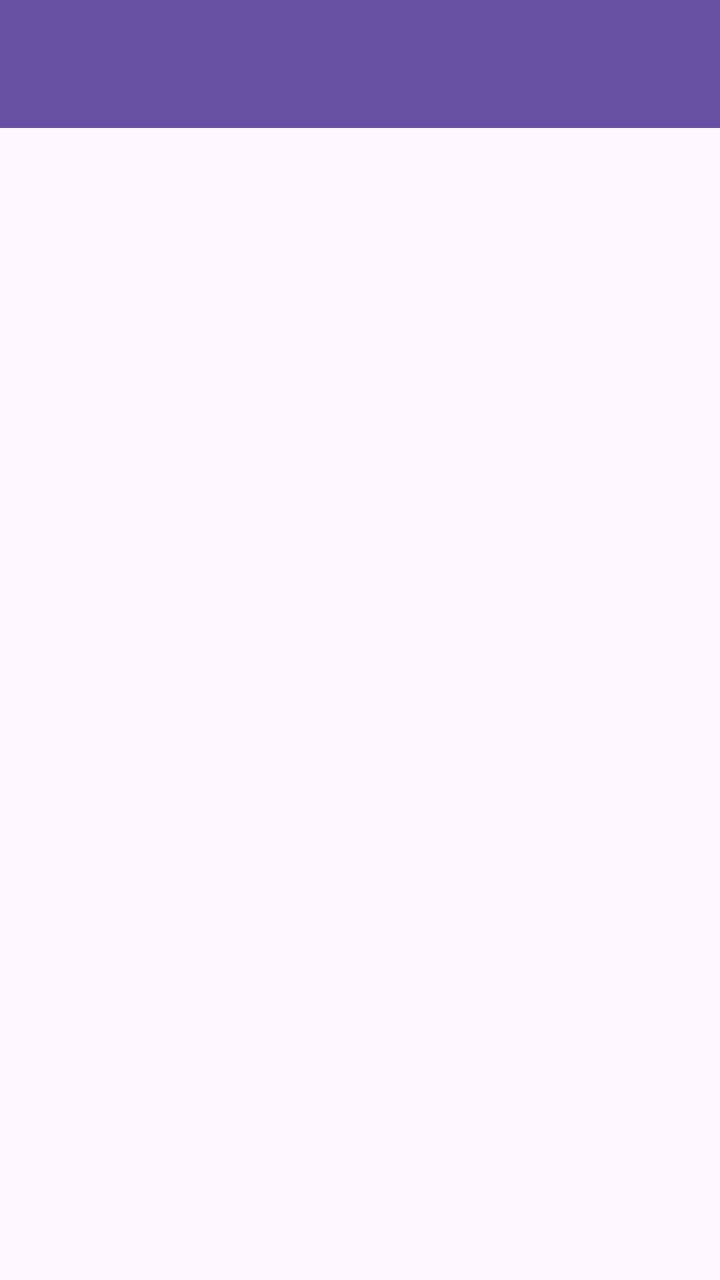
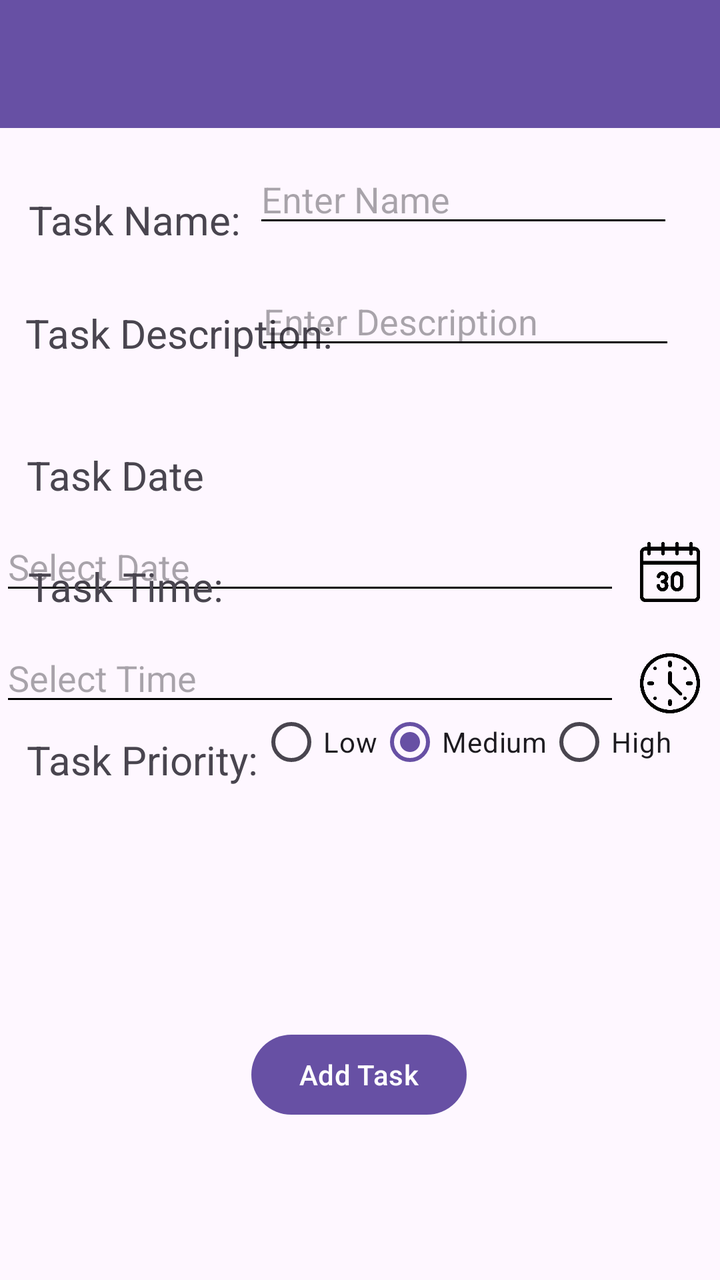

Two renders of the same Android screen: before a commit and after it. Below are the layout's source before the change and the commit's diff.
<!-- AndroidManifest.xml: application theme Theme.Project_3245 -->
<!-- res/layout/activity_tasks.xml -->
<?xml version="1.0" encoding="utf-8"?>
<androidx.constraintlayout.widget.ConstraintLayout xmlns:android="http://schemas.android.com/apk/res/android"
    xmlns:app="http://schemas.android.com/apk/res-auto"
    xmlns:tools="http://schemas.android.com/tools"
    android:layout_width="match_parent"
    android:layout_height="match_parent"
    tools:context=".TasksActivity">

    <androidx.appcompat.widget.Toolbar
        android:id="@+id/toolbar"
        android:layout_width="match_parent"
        android:layout_height="?attr/actionBarSize"
        android:background="?attr/colorPrimary"
        app:titleTextColor="@android:color/black" />

</androidx.constraintlayout.widget.ConstraintLayout>
<!-- resources referenced by this layout -->
<resources>
  <style name="Theme.Project_3245" parent="Base.Theme.Project_3245" />
  <style name="Base.Theme.Project_3245" parent="Theme.Material3.DayNight.NoActionBar">
          
          
          <item name="android:textColorPrimary">@color/black</item>
          <item name="android:textColorSecondary">@color/black</item>
      </style>
  <color name="black">#FF000000</color>
</resources>

<!-- the commit's change to res/layout/activity_tasks.xml (unified diff, before → after) -->
@@ -13,4 +13,198 @@
         android:background="?attr/colorPrimary"
         app:titleTextColor="@android:color/black" />
 
+    <TextView
+        android:id="@+id/textView2"
+        android:layout_width="wrap_content"
+        android:layout_height="wrap_content"
+        android:layout_marginTop="20dp"
+        android:text="Task Name:"
+        android:textSize="20sp"
+        app:layout_constraintBottom_toBottomOf="parent"
+        app:layout_constraintEnd_toEndOf="parent"
+        app:layout_constraintHorizontal_bias="0.056"
+        app:layout_constraintStart_toStartOf="parent"
+        app:layout_constraintTop_toBottomOf="@+id/toolbar"
+        app:layout_constraintVertical_bias="0.023" />
+
+    <EditText
+        android:id="@+id/taskName"
+        android:layout_width="wrap_content"
+        android:layout_height="wrap_content"
+        android:ems="10"
+        android:inputType="text"
+        android:hint="Enter Name"
+        app:layout_constraintBottom_toBottomOf="parent"
+        app:layout_constraintEnd_toEndOf="parent"
+        app:layout_constraintHorizontal_bias="0.845"
+        app:layout_constraintStart_toStartOf="parent"
+        app:layout_constraintTop_toBottomOf="@+id/toolbar"
+        app:layout_constraintVertical_bias="0.025" />
+
+    <LinearLayout
+        android:layout_width="match_parent"
+        android:layout_height="wrap_content"
+        android:orientation="horizontal"
+        android:layout_marginTop="10dp"
+        app:layout_constraintTop_toBottomOf="@id/textView3"
+        app:layout_constraintStart_toStartOf="parent"
+        app:layout_constraintEnd_toEndOf="parent">
+
+        <EditText
+            android:id="@+id/taskDate"
+            android:layout_width="0dp"
+            android:layout_height="wrap_content"
+            android:layout_weight="1"
+            android:inputType="none"
+            android:hint="Select Date"
+            android:focusable="false"
+            android:clickable="false" />
+
+        <ImageView
+            android:id="@+id/datePickerIcon"
+            android:layout_width="50dp"
+            android:layout_height="50dp"
+            android:src="@drawable/day"
+            android:contentDescription="Select Date"
+            android:padding="10dp" />
+    </LinearLayout>
+
+    <LinearLayout
+        android:layout_width="match_parent"
+        android:layout_height="wrap_content"
+        android:orientation="horizontal"
+        android:layout_marginTop="10dp"
+        app:layout_constraintTop_toBottomOf="@id/textView4"
+        app:layout_constraintStart_toStartOf="parent"
+        app:layout_constraintEnd_toEndOf="parent">
+
+        <EditText
+            android:id="@+id/taskTime"
+            android:layout_width="0dp"
+            android:layout_height="wrap_content"
+            android:layout_weight="1"
+            android:inputType="none"
+            android:hint="Select Time"
+            android:focusable="false"
+            android:clickable="false" />
+
+        <ImageView
+            android:id="@+id/timePickerIcon"
+            android:layout_width="50dp"
+            android:layout_height="50dp"
+            android:src="@drawable/clock"
+            android:contentDescription="Select Time"
+            android:padding="10dp" />
+    </LinearLayout>
+
+    <TextView
+        android:id="@+id/textView3"
+        android:layout_width="wrap_content"
+        android:layout_height="wrap_content"
+        android:layout_marginTop="92dp"
+        android:text="Task Date"
+        android:textSize="20sp"
+        app:layout_constraintBottom_toBottomOf="parent"
+        app:layout_constraintEnd_toEndOf="parent"
+        app:layout_constraintHorizontal_bias="0.049"
+        app:layout_constraintStart_toStartOf="parent"
+        app:layout_constraintTop_toBottomOf="@+id/toolbar"
+        app:layout_constraintVertical_bias="0.149" />
+
+    <TextView
+        android:id="@+id/textView4"
+        android:layout_width="wrap_content"
+        android:layout_height="wrap_content"
+        android:text="Task Time:"
+        android:textSize="20sp"
+        app:layout_constraintBottom_toBottomOf="parent"
+        app:layout_constraintEnd_toEndOf="parent"
+        app:layout_constraintHorizontal_bias="0.054"
+        app:layout_constraintStart_toStartOf="parent"
+        app:layout_constraintTop_toBottomOf="@+id/toolbar"
+        app:layout_constraintVertical_bias="0.393" />
+
+    <TextView
+        android:id="@+id/textView5"
+        android:layout_width="wrap_content"
+        android:layout_height="wrap_content"
+        android:text="Task Description:"
+        android:textSize="20sp"
+        app:layout_constraintBottom_toBottomOf="parent"
+        app:layout_constraintEnd_toEndOf="parent"
+        app:layout_constraintHorizontal_bias="0.062"
+        app:layout_constraintStart_toStartOf="parent"
+        app:layout_constraintTop_toBottomOf="@+id/toolbar"
+        app:layout_constraintVertical_bias="0.162" />
+
+    <EditText
+        android:id="@+id/taskDescription"
+        android:layout_width="wrap_content"
+        android:layout_height="wrap_content"
+        android:ems="10"
+        android:gravity="start|top"
+        android:inputType="textMultiLine"
+        android:hint="Enter Description"
+        app:layout_constraintBottom_toBottomOf="parent"
+        app:layout_constraintEnd_toEndOf="parent"
+        app:layout_constraintHorizontal_bias="0.85"
+        app:layout_constraintStart_toStartOf="parent"
+        app:layout_constraintTop_toBottomOf="@+id/toolbar"
+        app:layout_constraintVertical_bias="0.139" />
+
+    <Button
+        android:id="@+id/taskBtn"
+        android:layout_width="wrap_content"
+        android:layout_height="wrap_content"
+        android:text="Add Task"
+        app:layout_constraintBottom_toBottomOf="parent"
+        app:layout_constraintEnd_toEndOf="parent"
+        app:layout_constraintHorizontal_bias="0.498"
+        app:layout_constraintStart_toStartOf="parent"
+        app:layout_constraintTop_toBottomOf="@+id/toolbar"
+        app:layout_constraintVertical_bias="0.851" />
+
+    <TextView
+        android:id="@+id/textView6"
+        android:layout_width="wrap_content"
+        android:layout_height="wrap_content"
+        android:text="Task Priority:"
+        android:textSize="20sp"
+        app:layout_constraintBottom_toBottomOf="parent"
+        app:layout_constraintEnd_toEndOf="parent"
+        app:layout_constraintHorizontal_bias="0.054"
+        app:layout_constraintStart_toStartOf="parent"
+        app:layout_constraintTop_toBottomOf="@+id/toolbar"
+        app:layout_constraintVertical_bias="0.551" />
+
+    <RadioGroup
+        android:layout_width="wrap_content"
+        android:layout_height="wrap_content"
+        android:orientation="horizontal"
+        app:layout_constraintBottom_toBottomOf="parent"
+        app:layout_constraintEnd_toEndOf="parent"
+        app:layout_constraintHorizontal_bias="0.843"
+        app:layout_constraintStart_toStartOf="parent"
+        app:layout_constraintTop_toBottomOf="@+id/toolbar"
+        app:layout_constraintVertical_bias="0.536">
+
+        <RadioButton
+            android:id="@+id/radioButton"
+            android:layout_width="wrap_content"
+            android:layout_height="wrap_content"
+            android:text="Low" />
+
+        <RadioButton
+            android:id="@+id/radioButton2"
+            android:layout_width="wrap_content"
+            android:layout_height="wrap_content"
+            android:text="Medium"
+            android:checked="true"/>
+
+        <RadioButton
+            android:id="@+id/radioButton3"
+            android:layout_width="wrap_content"
+            android:layout_height="wrap_content"
+            android:text="High" />
+    </RadioGroup>
 </androidx.constraintlayout.widget.ConstraintLayout>
<!-- resource entries referenced after the edit -->
@@ -1,5 +1,7 @@
 <!-- resources referenced by this layout -->
 <resources>
+  <!-- drawable clock: png bitmap (drawable, 17541 bytes) -->
+  <!-- drawable day: png bitmap (drawable, 10785 bytes) -->
   <style name="Theme.Project_3245" parent="Base.Theme.Project_3245" />
   <style name="Base.Theme.Project_3245" parent="Theme.Material3.DayNight.NoActionBar">
           
